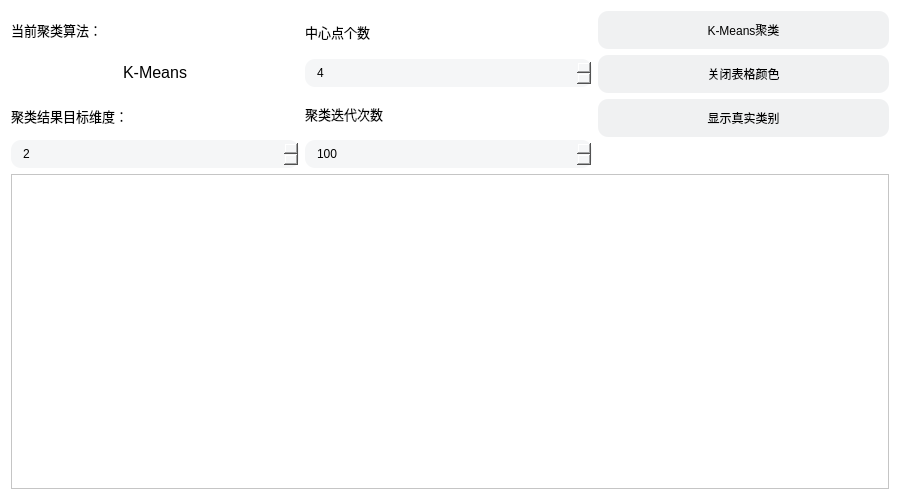
Qt form visual-clinic/meansdialog.ui (gtxzsxxk/visual-clinic) before a commit.
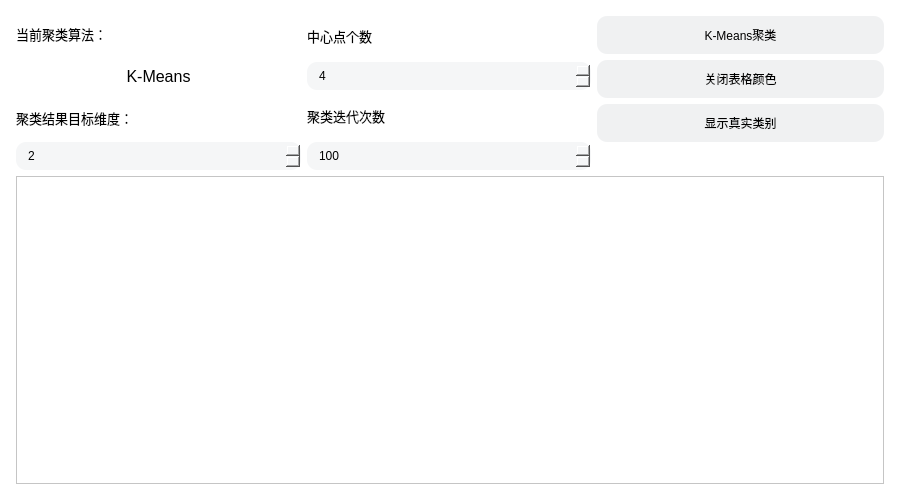
The same form after that commit.

Commit message: style: set the border margin from 9 to 16

```diff
--- a/visual-clinic/meansdialog.ui
+++ b/visual-clinic/meansdialog.ui
@@ -456,6 +456,18 @@
    <string>聚类分析</string>
   </property>
   <layout class="QHBoxLayout" name="horizontalLayout_3">
+   <property name="leftMargin">
+    <number>16</number>
+   </property>
+   <property name="topMargin">
+    <number>16</number>
+   </property>
+   <property name="rightMargin">
+    <number>16</number>
+   </property>
+   <property name="bottomMargin">
+    <number>16</number>
+   </property>
    <item>
     <layout class="QVBoxLayout" name="verticalLayout_4" stretch="1,2">
      <item>
```
The commit also changes 4 other files.
